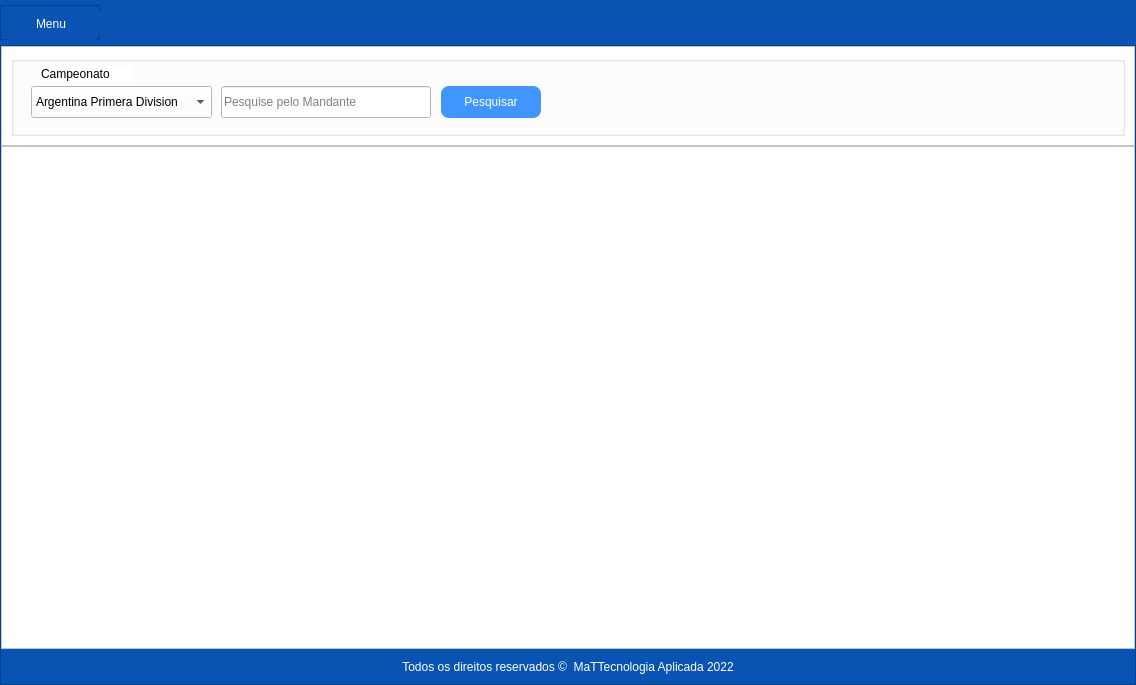
This is ui_forms/ui_main.ui in mateuscosta27/WebScraping as Qt 5 draws it before an edit. The edited form follows.
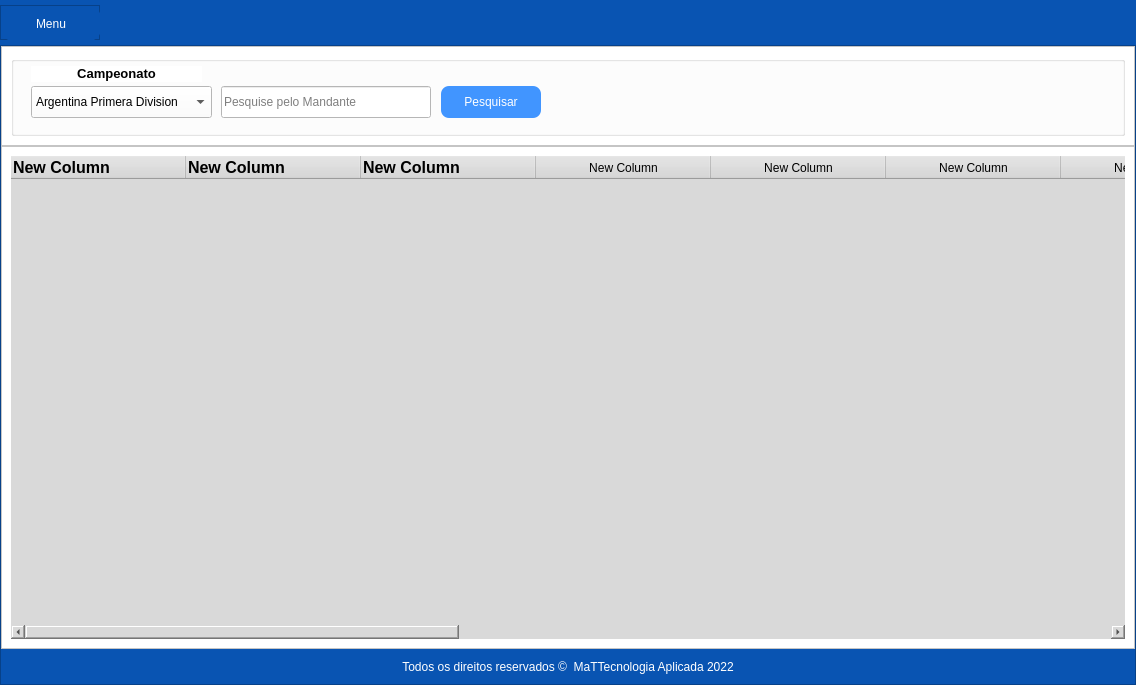
This is the edited form. Icons and pictures are not drawn.

What changed in the file:
```diff
--- a/ui_forms/ui_main.ui
+++ b/ui_forms/ui_main.ui
@@ -1241,10 +1241,16 @@
                  </property>
                  <item>
                   <widget class="QFrame" name="frame_options_camp">
+                   <property name="minimumSize">
+                    <size>
+                     <width>0</width>
+                     <height>100</height>
+                    </size>
+                   </property>
                    <property name="maximumSize">
                     <size>
                      <width>16777215</width>
-                     <height>100</height>
+                     <height>16777215</height>
                     </size>
                    </property>
                    <property name="frameShape">
@@ -1262,14 +1268,14 @@
                       <widget class="QLabel" name="label_2">
                        <property name="geometry">
                         <rect>
-                         <x>30</x>
+                         <x>20</x>
                          <y>10</y>
-                         <width>91</width>
+                         <width>171</width>
                          <height>16</height>
                         </rect>
                        </property>
                        <property name="text">
-                        <string>Campeonato</string>
+                        <string>&lt;html&gt;&lt;head/&gt;&lt;body&gt;&lt;p align=&quot;center&quot;&gt;&lt;span style=&quot; font-size:10pt; font-weight:600;&quot;&gt;Campeonato&lt;/span&gt;&lt;/p&gt;&lt;/body&gt;&lt;/html&gt;</string>
                        </property>
                       </widget>
                       <widget class="QComboBox" name="comboBox_2">
@@ -1715,6 +1721,191 @@
                    <property name="frameShadow">
                     <enum>QFrame::Raised</enum>
                    </property>
+                   <layout class="QVBoxLayout" name="verticalLayout_12">
+                    <item>
+                     <widget class="QTableWidget" name="tb_preview">
+                      <property name="font">
+                       <font>
+                        <family>MS Shell Dlg 2</family>
+                        <pointsize>10</pointsize>
+                        <weight>9</weight>
+                        <italic>false</italic>
+                        <bold>false</bold>
+                       </font>
+                      </property>
+                      <property name="toolTipDuration">
+                       <number>-3</number>
+                      </property>
+                      <property name="styleSheet">
+                       <string notr="true">font: 75 10pt &quot;MS Shell Dlg 2&quot;;
+color: rgb(0, 0, 0);
+background-color: rgb(217, 217, 217);</string>
+                      </property>
+                      <property name="frameShape">
+                       <enum>QFrame::NoFrame</enum>
+                      </property>
+                      <property name="frameShadow">
+                       <enum>QFrame::Sunken</enum>
+                      </property>
+                      <property name="autoScrollMargin">
+                       <number>20</number>
+                      </property>
+                      <property name="editTriggers">
+                       <set>QAbstractItemView::NoEditTriggers</set>
+                      </property>
+                      <property name="dragEnabled">
+                       <bool>false</bool>
+                      </property>
+                      <property name="alternatingRowColors">
+                       <bool>true</bool>
+                      </property>
+                      <property name="selectionMode">
+                       <enum>QAbstractItemView::ContiguousSelection</enum>
+                      </property>
+                      <property name="iconSize">
+                       <size>
+                        <width>0</width>
+                        <height>0</height>
+                       </size>
+                      </property>
+                      <property name="sortingEnabled">
+                       <bool>true</bool>
+                      </property>
+                      <property name="columnCount">
+                       <number>15</number>
+                      </property>
+                      <attribute name="horizontalHeaderDefaultSectionSize">
+                       <number>175</number>
+                      </attribute>
+                      <attribute name="horizontalHeaderMinimumSectionSize">
+                       <number>50</number>
+                      </attribute>
+                      <attribute name="verticalHeaderDefaultSectionSize">
+                       <number>50</number>
+                      </attribute>
+                      <attribute name="verticalHeaderShowSortIndicator" stdset="0">
+                       <bool>true</bool>
+                      </attribute>
+                      <column>
+                       <property name="text">
+                        <string>New Column</string>
+                       </property>
+                       <property name="font">
+                        <font>
+                         <pointsize>12</pointsize>
+                         <weight>75</weight>
+                         <bold>true</bold>
+                        </font>
+                       </property>
+                       <property name="textAlignment">
+                        <set>AlignLeading|AlignVCenter</set>
+                       </property>
+                       <property name="icon">
+                        <iconset>
+                         <normaloff>src/order_icon.svg</normaloff>src/order_icon.svg</iconset>
+                       </property>
+                      </column>
+                      <column>
+                       <property name="text">
+                        <string>New Column</string>
+                       </property>
+                       <property name="font">
+                        <font>
+                         <pointsize>12</pointsize>
+                         <weight>75</weight>
+                         <bold>true</bold>
+                        </font>
+                       </property>
+                       <property name="textAlignment">
+                        <set>AlignLeading|AlignVCenter</set>
+                       </property>
+                       <property name="icon">
+                        <iconset>
+                         <normaloff>src/order_icon.svg</normaloff>src/order_icon.svg</iconset>
+                       </property>
+                      </column>
+                      <column>
+                       <property name="text">
+                        <string>New Column</string>
+                       </property>
+                       <property name="font">
+                        <font>
+                         <pointsize>12</pointsize>
+                         <weight>75</weight>
+                         <bold>true</bold>
+                        </font>
+                       </property>
+                       <property name="textAlignment">
+                        <set>AlignLeading|AlignVCenter</set>
+                       </property>
+                       <property name="icon">
+                        <iconset>
+                         <normaloff>src/order_icon.svg</normaloff>src/order_icon.svg</iconset>
+                       </property>
+                      </column>
+                      <column>
+                       <property name="text">
+                        <string>New Column</string>
+                       </property>
+                      </column>
+                      <column>
+                       <property name="text">
+                        <string>New Column</string>
+                       </property>
+                      </column>
+                      <column>
+                       <property name="text">
+                        <string>New Column</string>
+                       </property>
+                      </column>
+                      <column>
+                       <property name="text">
+                        <string>New Column</string>
+                       </property>
+                      </column>
+                      <column>
+                       <property name="text">
+                        <string>New Column</string>
+                       </property>
+                      </column>
+                      <column>
+                       <property name="text">
+                        <string>New Column</string>
+                       </property>
+                      </column>
+                      <column>
+                       <property name="text">
+                        <string>New Column</string>
+                       </property>
+                      </column>
+                      <column>
+                       <property name="text">
+                        <string>New Column</string>
+                       </property>
+                      </column>
+                      <column>
+                       <property name="text">
+                        <string>New Column</string>
+                       </property>
+                      </column>
+                      <column>
+                       <property name="text">
+                        <string>New Column</string>
+                       </property>
+                      </column>
+                      <column>
+                       <property name="text">
+                        <string>New Column</string>
+                       </property>
+                      </column>
+                      <column>
+                       <property name="text">
+                        <string>New Column</string>
+                       </property>
+                      </column>
+                     </widget>
+                    </item>
+                   </layout>
                   </widget>
                  </item>
                 </layout>
```
Left out of the diff: 8 changed lines with no effect on the pictures.
